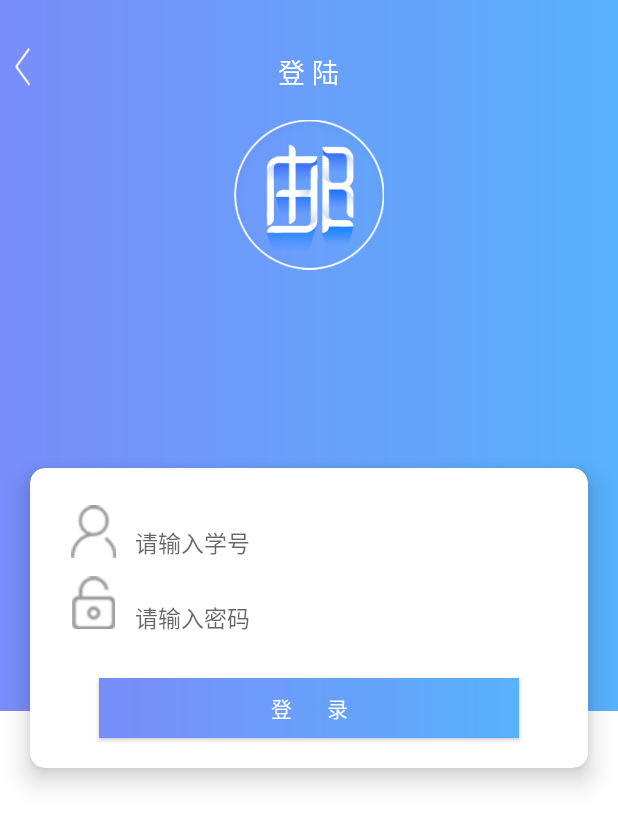
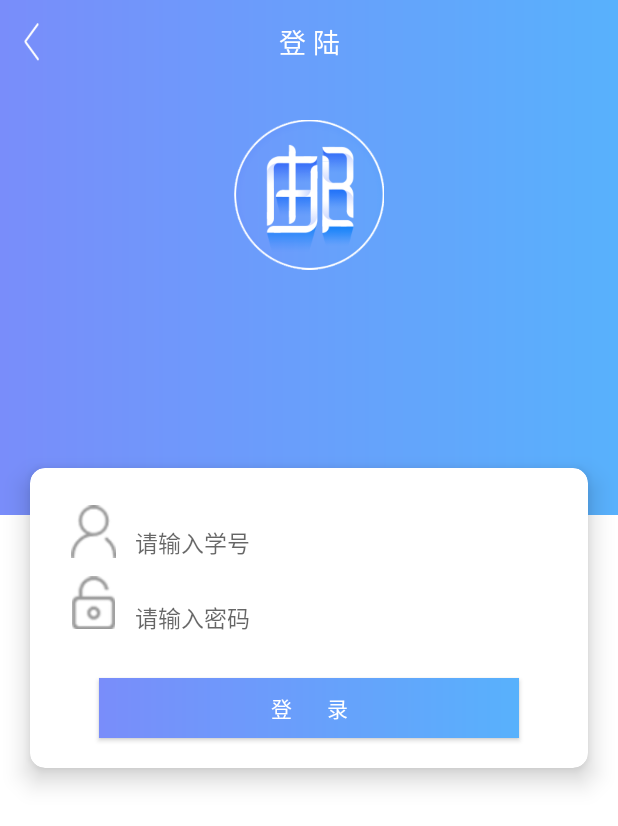
Before and after one commit to Fxy4ever/RedRockHalfExam, an Android app: the LoginActivity screen opened directly, with no data from a screen before it, on a phone screen of 412 x 824 dp. Shown: the top 826 px of the screen. Run offline under Robolectric (Android 15) with nearby library versions, the phone set to English and light mode, and no system bars.

Commit message:
改了一下登陆布局

```diff
--- a/app/src/main/java/com/example/mac/oncqupthands/view/activity/WelcomeActivity.java
+++ b/app/src/main/java/com/example/mac/oncqupthands/view/activity/WelcomeActivity.java
@@ -21,6 +21,7 @@ public class WelcomeActivity extends AppCompatActivity {
         new Handler().postDelayed(new Runnable() {
             @Override
             public void run() {
+                WelcomeActivity.this.finish();
                 Intent intent = new Intent(WelcomeActivity.this,QuestionListActivity.class);
                 startActivity(intent);
             }
--- a/app/src/main/res/layout/activity_login.xml
+++ b/app/src/main/res/layout/activity_login.xml
@@ -3,31 +3,31 @@
     android:layout_height="match_parent"
     xmlns:app="http://schemas.android.com/apk/res-auto"
     android:orientation="horizontal"
-    android:background="@drawable/color_gradual">
-    <Button
-        android:id="@+id/user_back"
-        android:layout_marginLeft="10dp"
-        android:layout_marginTop="32dp"
-        android:background="@drawable/back"
-        android:layout_width="10dp"
-        android:layout_height="25dp" />
+    >
 
-    <View
-        android:layout_gravity="bottom"
-        android:background="#FFFFFF"
+
+
+
+    <LinearLayout
         android:layout_width="match_parent"
-        android:layout_height="350dp"
-        />
-    <TextView
-        android:layout_gravity="center|top"
-        android:id="@+id/Login_lin"
-        android:layout_width="wrap_content"
-        android:layout_height="wrap_content"
-        android:layout_centerHorizontal="true"
-        android:paddingTop="34dp"
-        android:text="登 陆"
-        android:textColor="#FFFFFF"
-        android:textSize="18dp" />
+        android:orientation="vertical"
+        android:layout_height="match_parent">
+        <View
+            android:layout_gravity="bottom"
+            android:background="@drawable/color_gradual"
+            android:layout_width="match_parent"
+            android:layout_weight="5"
+            android:layout_height="0dp"
+            />
+        <View
+            android:layout_gravity="bottom"
+            android:background="#FFFFFF"
+            android:layout_width="match_parent"
+            android:layout_weight="7"
+            android:layout_height="0dp"
+            />
+    </LinearLayout>
+
 
     <ImageView
         android:layout_gravity="center|top"
@@ -111,4 +111,29 @@
             android:text="登       录"
             android:textColor="#FFFFFF" />
     </android.support.v7.widget.CardView>
+
+    <android.support.v7.widget.Toolbar
+        android:layout_width="match_parent"
+        android:background="@drawable/color_gradual"
+        android:layout_height="?attr/actionBarSize">
+        <Button
+            android:id="@+id/user_back"
+            android:layout_marginLeft="10dp"
+            android:background="@drawable/back"
+            android:layout_width="10dp"
+            android:layout_height="25dp" />
+
+
+        <TextView
+            android:layout_gravity="center"
+            android:id="@+id/Login_lin"
+            android:layout_width="wrap_content"
+            android:layout_height="wrap_content"
+            android:layout_centerHorizontal="true"
+            android:text="登 陆"
+            android:textColor="#FFFFFF"
+            android:textSize="18dp" />
+    </android.support.v7.widget.Toolbar>
+
+
 </FrameLayout>
```
